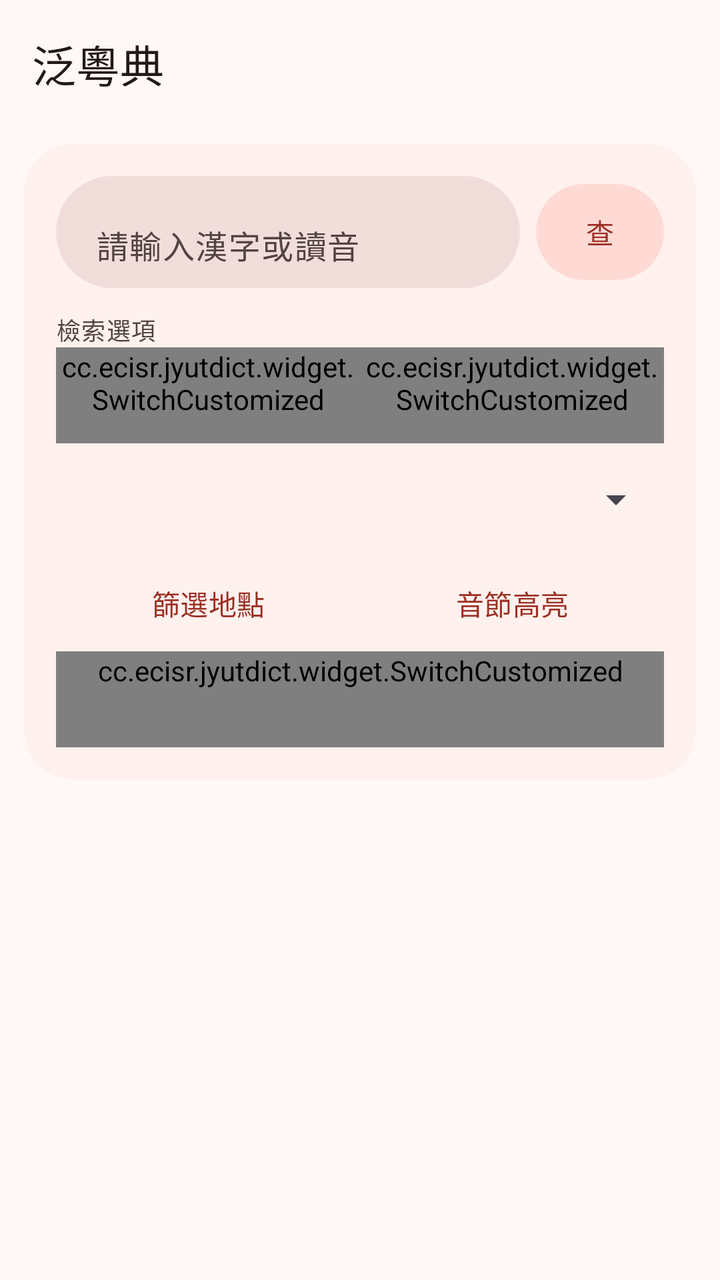
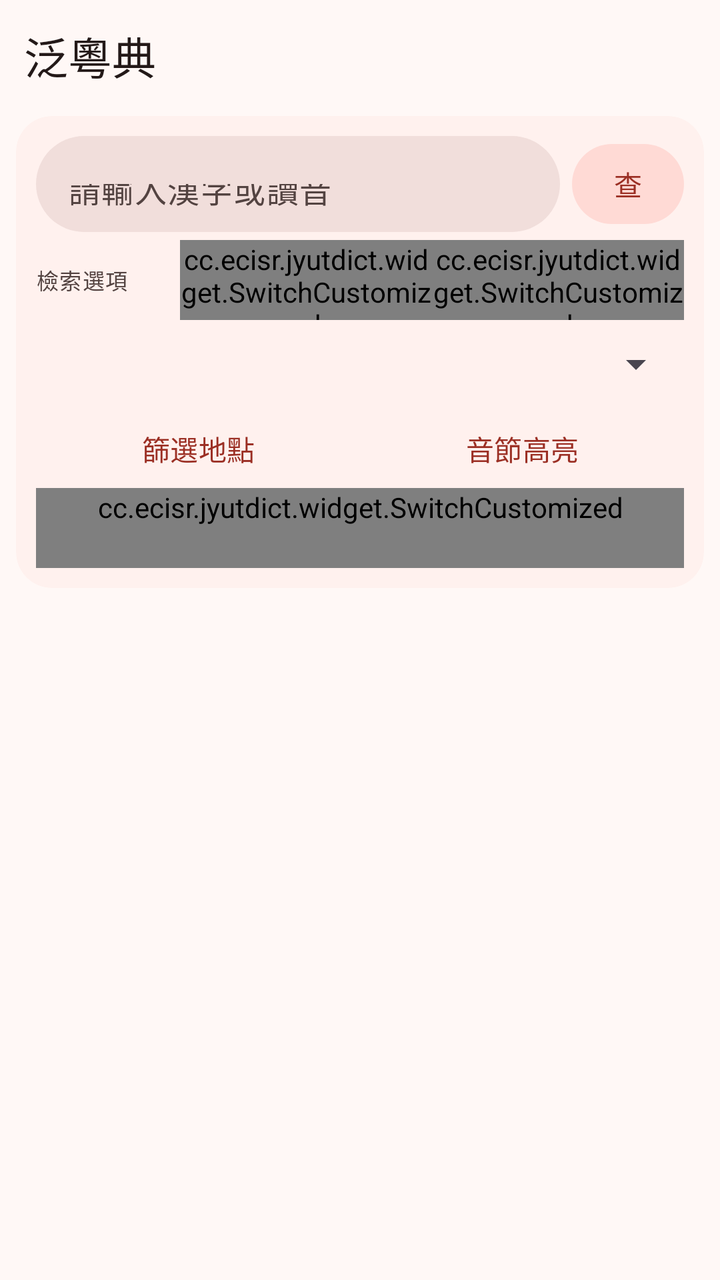

Compare the two renders of this Android layout. The source of the first and the diff that turns it into the second are given below.
<!-- AndroidManifest.xml: application theme AppTheme -->
<!-- res/layout/activity_main.xml -->
<?xml version="1.0" encoding="utf-8"?>
<LinearLayout xmlns:android="http://schemas.android.com/apk/res/android"
    xmlns:app="http://schemas.android.com/apk/res-auto"
    xmlns:tools="http://schemas.android.com/tools"
    android:id="@+id/whole_main_layout"
    android:layout_width="match_parent"
    android:layout_height="match_parent"
    android:fitsSystemWindows="true"
    android:orientation="vertical"
    tools:context=".MainActivity">

    <com.google.android.material.appbar.MaterialToolbar
        android:id="@+id/tool_bar"
        style="@style/Widget.Jyutdict.Toolbar"
        android:layout_width="match_parent"
        android:layout_height="@dimen/top_app_bar_height"
        app:title="@string/app_name" />

    <com.google.android.material.card.MaterialCardView
        android:id="@+id/query_layout"
        style="@style/Widget.Material3.CardView.Filled"
        android:layout_width="match_parent"
        android:layout_height="wrap_content"
        android:layout_marginStart="@dimen/space_md"
        android:layout_marginTop="@dimen/space_sm"
        android:layout_marginEnd="@dimen/space_md"
        android:layout_marginBottom="@dimen/space_sm"
        app:cardBackgroundColor="?attr/colorSurfaceContainerLow"
        app:cardCornerRadius="24dp"
        app:cardElevation="0dp">

        <LinearLayout
            android:layout_width="match_parent"
            android:layout_height="wrap_content"
            android:orientation="vertical"
            android:padding="@dimen/space_lg">

            <LinearLayout
                android:id="@+id/input_line"
                android:layout_width="match_parent"
                android:layout_height="56dp"
                android:gravity="center_vertical"
                android:orientation="horizontal">

                <com.google.android.material.textfield.TextInputLayout
                    style="@style/Widget.Jyutdict.SearchField"
                    android:layout_width="0dp"
                    android:layout_height="56dp"
                    android:layout_weight="1"
                    app:endIconContentDescription="@string/search_clear"
                    app:endIconMode="clear_text"
                    app:hintEnabled="false">

                    <com.google.android.material.textfield.TextInputEditText
                        android:id="@+id/edit_text_input"
                        android:layout_width="match_parent"
                        android:layout_height="match_parent"
                        android:hint="@string/search_tips"
                        android:imeActionLabel="@string/search_button"
                        android:imeOptions="actionSearch"
                        android:inputType="text"
                        android:maxLines="1"
                        android:paddingStart="20dp"
                        android:paddingEnd="4dp"
                        android:textAppearance="@style/TextAppearance.Material3.BodyLarge"
                        android:textColor="?attr/colorOnSurface"
                        android:textColorHint="?attr/colorOnSurfaceVariant" />

                </com.google.android.material.textfield.TextInputLayout>

                <com.google.android.material.button.MaterialButton
                    android:id="@+id/btn_query"
                    style="@style/Widget.Jyutdict.ActionButton"
                    android:layout_width="64dp"
                    android:layout_height="56dp"
                    android:layout_marginStart="@dimen/space_sm"
                    android:paddingHorizontal="0dp"
                    android:text="@string/search_button"
                    android:textColor="?attr/colorPrimary"
                    app:backgroundTint="?attr/colorPrimaryContainer"
                    app:cornerRadius="28dp" />

            </LinearLayout>

            <TextView
                android:layout_width="match_parent"
                android:layout_height="wrap_content"
                android:layout_marginTop="@dimen/space_md"
                android:text="@string/search_options_title"
                android:textAppearance="@style/TextAppearance.Material3.LabelMedium"
                android:textColor="?attr/colorOnSurfaceVariant" />

            <LinearLayout
                android:id="@+id/input_switch"
                android:layout_width="match_parent"
                android:layout_height="wrap_content"
                android:gravity="center_vertical"
                android:orientation="horizontal">

                <cc.ecisr.jyutdict.widget.SwitchCustomized
                    android:id="@+id/switch_select_sheet"
                    style="@style/Widget.Jyutdict.Switch"
                    android:layout_width="0dp"
                    android:layout_height="wrap_content"
                    android:layout_weight="1"
                    android:text="@string/search_common_sheet"
                    android:textColor="?attr/colorOnSurface" />

                <cc.ecisr.jyutdict.widget.SwitchCustomized
                    android:id="@+id/switch_reverse_search"
                    style="@style/Widget.Jyutdict.Switch"
                    android:layout_width="0dp"
                    android:layout_height="wrap_content"
                    android:layout_weight="1"
                    android:text="@string/search_reversal"
                    android:textColor="?attr/colorOnSurface" />

            </LinearLayout>

            <Spinner
                android:id="@+id/locate_spinner"
                android:layout_width="match_parent"
                android:layout_height="@dimen/touch_target"
                android:layout_marginTop="@dimen/space_xs"
                android:dropDownVerticalOffset="4dp"
                android:popupBackground="?attr/colorSurfaceContainerHigh"
                android:spinnerMode="dropdown" />

            <LinearLayout
                android:layout_width="match_parent"
                android:layout_height="wrap_content"
                android:layout_marginTop="@dimen/space_xs"
                android:gravity="center_vertical"
                android:orientation="horizontal">

                <com.google.android.material.button.MaterialButton
                    android:id="@+id/btn_filter_area"
                    style="@style/Widget.Jyutdict.TextButton"
                    android:layout_width="0dp"
                    android:layout_height="@dimen/touch_target"
                    android:layout_weight="1"
                    android:text="@string/search_filtering_area" />

                <com.google.android.material.button.MaterialButton
                    android:id="@+id/btn_filter_area_pron"
                    style="@style/Widget.Jyutdict.TextButton"
                    android:layout_width="0dp"
                    android:layout_height="@dimen/touch_target"
                    android:layout_weight="1"
                    android:text="@string/search_filtering_area_pron"
                    android:visibility="gone" />

                <com.google.android.material.button.MaterialButton
                    android:id="@+id/btn_coloring_jpp_partial"
                    style="@style/Widget.Jyutdict.TextButton"
                    android:layout_width="0dp"
                    android:layout_height="@dimen/touch_target"
                    android:layout_weight="1"
                    android:text="@string/search_coloring_jpp_partial" />

            </LinearLayout>

            <LinearLayout
                android:id="@+id/input_advanced_switch"
                android:layout_width="match_parent"
                android:layout_height="wrap_content"
                android:orientation="vertical">

                <cc.ecisr.jyutdict.widget.SwitchCustomized
                    android:id="@+id/switch_use_regex"
                    style="@style/Widget.Jyutdict.Switch"
                    android:layout_width="match_parent"
                    android:layout_height="wrap_content"
                    android:text="@string/search_enable_regex"
                    android:textColor="?attr/colorOnSurface" />

            </LinearLayout>

        </LinearLayout>

    </com.google.android.material.card.MaterialCardView>

    <LinearLayout
        android:id="@+id/header_loading_status"
        android:layout_width="match_parent"
        android:layout_height="wrap_content"
        android:background="?attr/colorSurfaceContainer"
        android:clickable="true"
        android:focusable="true"
        android:gravity="center_vertical"
        android:minHeight="40dp"
        android:orientation="horizontal"
        android:paddingStart="@dimen/content_horizontal_padding"
        android:paddingEnd="@dimen/content_horizontal_padding"
        android:visibility="gone">

        <com.google.android.material.progressindicator.CircularProgressIndicator
            android:id="@+id/header_loading_spinner"
            android:layout_width="18dp"
            android:layout_height="18dp"
            android:indeterminate="true"
            app:indicatorColor="?attr/colorPrimary"
            app:indicatorSize="18dp"
            app:trackThickness="2dp" />

        <TextView
            android:id="@+id/header_loading_text"
            android:layout_width="0dp"
            android:layout_height="wrap_content"
            android:layout_marginStart="@dimen/space_sm"
            android:layout_weight="1"
            android:ellipsize="end"
            android:maxLines="1"
            android:textAppearance="@style/TextAppearance.Material3.BodySmall"
            android:textColor="?attr/colorOnSurfaceVariant" />

    </LinearLayout>

    <com.google.android.material.progressindicator.LinearProgressIndicator
        android:id="@+id/loading_progress"
        android:layout_width="match_parent"
        android:layout_height="4dp"
        android:indeterminate="true"
        android:visibility="gone"
        app:indicatorColor="?attr/colorPrimary"
        app:trackColor="?attr/colorSurfaceContainerHighest"
        app:trackThickness="4dp" />

    <FrameLayout
        android:id="@+id/result_fragment"
        android:layout_width="match_parent"
        android:layout_height="0dp"
        android:layout_weight="1"
        android:background="?attr/colorSurface" />

</LinearLayout>
<!-- resources referenced by this layout -->
<resources>
  <dimen name="content_horizontal_padding">16dp</dimen>
  <dimen name="space_lg">16dp</dimen>
  <dimen name="space_md">12dp</dimen>
  <dimen name="space_sm">8dp</dimen>
  <dimen name="space_xs">4dp</dimen>
  <dimen name="top_app_bar_height">64dp</dimen>
  <dimen name="touch_target">48dp</dimen>
  <string name="app_name">泛粵典</string>
  <string name="search_button">查</string>
  <string name="search_clear">×</string>
  <string name="search_coloring_jpp_partial">音節高亮</string>
  <string name="search_common_sheet">通用字表</string>
  <string name="search_enable_regex">使用正則</string>
  <string name="search_filtering_area">篩選地點</string>
  <string name="search_filtering_area_pron">篩選查音地點</string>
  <string name="search_options_title">檢索選項</string>
  <string name="search_reversal">反查釋義</string>
  <string name="search_tips">請輸入漢字或讀音</string>
  <style name="Widget.Jyutdict.ActionButton" parent="Widget.Material3.Button.TonalButton">
          <item name="android:minHeight">48dp</item>
          <item name="android:minWidth">0dp</item>
          <item name="android:textAppearance">@style/TextAppearance.Material3.LabelLarge</item>
          <item name="android:textAllCaps">false</item>
      </style>
  <style name="Widget.Jyutdict.Switch" parent="Widget.Material3.CompoundButton.MaterialSwitch">
          <item name="android:minHeight">48dp</item>
          <item name="android:textAppearance">@style/TextAppearance.Material3.BodyMedium</item>
      </style>
  <style name="Widget.Jyutdict.TextButton" parent="Widget.Material3.Button.TextButton">
          <item name="android:minHeight">48dp</item>
          <item name="android:minWidth">0dp</item>
          <item name="android:textAppearance">@style/TextAppearance.Material3.LabelLarge</item>
          <item name="android:textAllCaps">false</item>
      </style>
  <style name="Widget.Jyutdict.Toolbar" parent="Widget.Material3.Toolbar.Surface">
          <item name="android:minHeight">64dp</item>
          <item name="android:background">?attr/colorSurface</item>
          <item name="titleTextColor">?attr/colorOnSurface</item>
          <item name="subtitleTextColor">?attr/colorOnSurfaceVariant</item>
          <item name="navigationIconTint">?attr/colorOnSurfaceVariant</item>
          <item name="titleTextAppearance">@style/TextAppearance.Material3.TitleLarge</item>
          <item name="contentInsetStart">16dp</item>
          <item name="contentInsetEnd">8dp</item>
          <item name="contentInsetStartWithNavigation">8dp</item>
      </style>
  <color name="md_theme_light_primary">#9B2F24</color>
  <color name="md_theme_light_onPrimary">#FFFFFF</color>
  <color name="md_theme_light_primaryContainer">#FFDAD5</color>
  <color name="md_theme_light_onPrimaryContainer">#3F0502</color>
  <color name="md_theme_light_secondary">#775651</color>
  <color name="md_theme_light_onSecondary">#FFFFFF</color>
  <color name="md_theme_light_secondaryContainer">#FFDAD5</color>
  <color name="md_theme_light_tertiary">#705C2E</color>
  <color name="md_theme_light_onTertiary">#FFFFFF</color>
  <color name="md_theme_light_tertiaryContainer">#FBDFA6</color>
  <color name="md_theme_light_error">#BA1A1A</color>
  <color name="md_theme_light_onError">#FFFFFF</color>
  <color name="md_theme_light_errorContainer">#FFDAD6</color>
  <color name="md_theme_light_onErrorContainer">#410002</color>
  <color name="md_theme_light_background">#FFF8F6</color>
  <color name="md_theme_light_onBackground">#231918</color>
  <color name="md_theme_light_surface">#FFF8F6</color>
  <color name="md_theme_light_onSurface">#231918</color>
  <color name="md_theme_light_surfaceVariant">#F5DDDA</color>
  <color name="md_theme_light_onSurfaceVariant">#534341</color>
  <color name="md_theme_light_outline">#857370</color>
  <color name="md_theme_light_outlineVariant">#D8C2BE</color>
  <color name="md_theme_light_surfaceContainerLow">#FFF1EE</color>
  <color name="md_theme_light_surfaceContainer">#FCEAE7</color>
  <!-- unchanged entries left out for length: 10 -->
</resources>

<!-- the commit's change to res/layout/activity_main.xml (unified diff, before → after) -->
@@ -21,31 +21,31 @@
         style="@style/Widget.Material3.CardView.Filled"
         android:layout_width="match_parent"
         android:layout_height="wrap_content"
-        android:layout_marginStart="@dimen/space_md"
-        android:layout_marginTop="@dimen/space_sm"
-        android:layout_marginEnd="@dimen/space_md"
-        android:layout_marginBottom="@dimen/space_sm"
+        android:layout_marginStart="@dimen/space_sm"
+        android:layout_marginTop="2dp"
+        android:layout_marginEnd="@dimen/space_sm"
+        android:layout_marginBottom="@dimen/space_xs"
         app:cardBackgroundColor="?attr/colorSurfaceContainerLow"
-        app:cardCornerRadius="24dp"
+        app:cardCornerRadius="18dp"
         app:cardElevation="0dp">
 
         <LinearLayout
             android:layout_width="match_parent"
             android:layout_height="wrap_content"
             android:orientation="vertical"
-            android:padding="@dimen/space_lg">
+            android:padding="10dp">
 
             <LinearLayout
                 android:id="@+id/input_line"
                 android:layout_width="match_parent"
-                android:layout_height="56dp"
+                android:layout_height="48dp"
                 android:gravity="center_vertical"
                 android:orientation="horizontal">
 
                 <com.google.android.material.textfield.TextInputLayout
                     style="@style/Widget.Jyutdict.SearchField"
                     android:layout_width="0dp"
-                    android:layout_height="56dp"
+                    android:layout_height="48dp"
                     android:layout_weight="1"
                     app:endIconContentDescription="@string/search_clear"
                     app:endIconMode="clear_text"
@@ -60,7 +60,7 @@
                         android:imeOptions="actionSearch"
                         android:inputType="text"
                         android:maxLines="1"
-                        android:paddingStart="20dp"
+                        android:paddingStart="16dp"
                         android:paddingEnd="4dp"
                         android:textAppearance="@style/TextAppearance.Material3.BodyLarge"
                         android:textColor="?attr/colorOnSurface"
@@ -71,37 +71,38 @@
                 <com.google.android.material.button.MaterialButton
                     android:id="@+id/btn_query"
                     style="@style/Widget.Jyutdict.ActionButton"
-                    android:layout_width="64dp"
-                    android:layout_height="56dp"
-                    android:layout_marginStart="@dimen/space_sm"
+                    android:layout_width="56dp"
+                    android:layout_height="48dp"
+                    android:layout_marginStart="6dp"
                     android:paddingHorizontal="0dp"
                     android:text="@string/search_button"
                     android:textColor="?attr/colorPrimary"
                     app:backgroundTint="?attr/colorPrimaryContainer"
-                    app:cornerRadius="28dp" />
-
-            </LinearLayout>
-
-            <TextView
-                android:layout_width="match_parent"
-                android:layout_height="wrap_content"
-                android:layout_marginTop="@dimen/space_md"
-                android:text="@string/search_options_title"
-                android:textAppearance="@style/TextAppearance.Material3.LabelMedium"
-                android:textColor="?attr/colorOnSurfaceVariant" />
+                    app:cornerRadius="24dp" />
+
+            </LinearLayout>
 
             <LinearLayout
                 android:id="@+id/input_switch"
                 android:layout_width="match_parent"
-                android:layout_height="wrap_content"
+                android:layout_height="@dimen/compact_touch_target"
+                android:layout_marginTop="@dimen/space_xs"
                 android:gravity="center_vertical"
                 android:orientation="horizontal">
+
+                <TextView
+                    android:layout_width="72dp"
+                    android:layout_height="match_parent"
+                    android:gravity="center_vertical"
+                    android:text="@string/search_options_title"
+                    android:textAppearance="@style/TextAppearance.Material3.LabelSmall"
+                    android:textColor="?attr/colorOnSurfaceVariant" />
 
                 <cc.ecisr.jyutdict.widget.SwitchCustomized
                     android:id="@+id/switch_select_sheet"
                     style="@style/Widget.Jyutdict.Switch"
                     android:layout_width="0dp"
-                    android:layout_height="wrap_content"
+                    android:layout_height="match_parent"
                     android:layout_weight="1"
                     android:text="@string/search_common_sheet"
                     android:textColor="?attr/colorOnSurface" />
@@ -110,7 +111,7 @@
                     android:id="@+id/switch_reverse_search"
                     style="@style/Widget.Jyutdict.Switch"
                     android:layout_width="0dp"
-                    android:layout_height="wrap_content"
+                    android:layout_height="match_parent"
                     android:layout_weight="1"
                     android:text="@string/search_reversal"
                     android:textColor="?attr/colorOnSurface" />
@@ -120,8 +121,8 @@
             <Spinner
                 android:id="@+id/locate_spinner"
                 android:layout_width="match_parent"
-                android:layout_height="@dimen/touch_target"
-                android:layout_marginTop="@dimen/space_xs"
+                android:layout_height="@dimen/compact_touch_target"
+                android:layout_marginTop="2dp"
                 android:dropDownVerticalOffset="4dp"
                 android:popupBackground="?attr/colorSurfaceContainerHigh"
                 android:spinnerMode="dropdown" />
@@ -129,7 +130,7 @@
             <LinearLayout
                 android:layout_width="match_parent"
                 android:layout_height="wrap_content"
-                android:layout_marginTop="@dimen/space_xs"
+                android:layout_marginTop="2dp"
                 android:gravity="center_vertical"
                 android:orientation="horizontal">
 
@@ -137,7 +138,7 @@
                     android:id="@+id/btn_filter_area"
                     style="@style/Widget.Jyutdict.TextButton"
                     android:layout_width="0dp"
-                    android:layout_height="@dimen/touch_target"
+                    android:layout_height="@dimen/compact_touch_target"
                     android:layout_weight="1"
                     android:text="@string/search_filtering_area" />
 
@@ -145,7 +146,7 @@
                     android:id="@+id/btn_filter_area_pron"
                     style="@style/Widget.Jyutdict.TextButton"
                     android:layout_width="0dp"
-                    android:layout_height="@dimen/touch_target"
+                    android:layout_height="@dimen/compact_touch_target"
                     android:layout_weight="1"
                     android:text="@string/search_filtering_area_pron"
                     android:visibility="gone" />
@@ -154,7 +155,7 @@
                     android:id="@+id/btn_coloring_jpp_partial"
                     style="@style/Widget.Jyutdict.TextButton"
                     android:layout_width="0dp"
-                    android:layout_height="@dimen/touch_target"
+                    android:layout_height="@dimen/compact_touch_target"
                     android:layout_weight="1"
                     android:text="@string/search_coloring_jpp_partial" />
 
@@ -188,7 +189,7 @@
         android:clickable="true"
         android:focusable="true"
         android:gravity="center_vertical"
-        android:minHeight="40dp"
+        android:minHeight="32dp"
         android:orientation="horizontal"
         android:paddingStart="@dimen/content_horizontal_padding"
         android:paddingEnd="@dimen/content_horizontal_padding"
@@ -196,11 +197,11 @@
 
         <com.google.android.material.progressindicator.CircularProgressIndicator
             android:id="@+id/header_loading_spinner"
-            android:layout_width="18dp"
-            android:layout_height="18dp"
+            android:layout_width="16dp"
+            android:layout_height="16dp"
             android:indeterminate="true"
             app:indicatorColor="?attr/colorPrimary"
-            app:indicatorSize="18dp"
+            app:indicatorSize="16dp"
             app:trackThickness="2dp" />
 
         <TextView
<!-- resource entries referenced after the edit -->
@@ -1,12 +1,10 @@
 <!-- resources referenced by this layout -->
 <resources>
+  <dimen name="compact_touch_target">40dp</dimen>
   <dimen name="content_horizontal_padding">16dp</dimen>
-  <dimen name="space_lg">16dp</dimen>
-  <dimen name="space_md">12dp</dimen>
   <dimen name="space_sm">8dp</dimen>
   <dimen name="space_xs">4dp</dimen>
-  <dimen name="top_app_bar_height">64dp</dimen>
-  <dimen name="touch_target">48dp</dimen>
+  <dimen name="top_app_bar_height">56dp</dimen>
   <string name="app_name">泛粵典</string>
   <string name="search_button">查</string>
   <string name="search_clear">×</string>
@@ -19,30 +17,31 @@
   <string name="search_reversal">反查釋義</string>
   <string name="search_tips">請輸入漢字或讀音</string>
   <style name="Widget.Jyutdict.ActionButton" parent="Widget.Material3.Button.TonalButton">
-          <item name="android:minHeight">48dp</item>
+          <item name="android:minHeight">40dp</item>
           <item name="android:minWidth">0dp</item>
           <item name="android:textAppearance">@style/TextAppearance.Material3.LabelLarge</item>
           <item name="android:textAllCaps">false</item>
       </style>
   <style name="Widget.Jyutdict.Switch" parent="Widget.Material3.CompoundButton.MaterialSwitch">
-          <item name="android:minHeight">48dp</item>
-          <item name="android:textAppearance">@style/TextAppearance.Material3.BodyMedium</item>
+          <item name="android:minHeight">40dp</item>
+          <item name="android:textAppearance">@style/TextAppearance.Material3.BodySmall</item>
       </style>
   <style name="Widget.Jyutdict.TextButton" parent="Widget.Material3.Button.TextButton">
-          <item name="android:minHeight">48dp</item>
+          <item name="android:minHeight">40dp</item>
           <item name="android:minWidth">0dp</item>
           <item name="android:textAppearance">@style/TextAppearance.Material3.LabelLarge</item>
           <item name="android:textAllCaps">false</item>
       </style>
   <style name="Widget.Jyutdict.Toolbar" parent="Widget.Material3.Toolbar.Surface">
-          <item name="android:minHeight">64dp</item>
+          <item name="android:minHeight">56dp</item>
           <item name="android:background">?attr/colorSurface</item>
           <item name="titleTextColor">?attr/colorOnSurface</item>
           <item name="subtitleTextColor">?attr/colorOnSurfaceVariant</item>
           <item name="navigationIconTint">?attr/colorOnSurfaceVariant</item>
           <item name="titleTextAppearance">@style/TextAppearance.Material3.TitleLarge</item>
-          <item name="contentInsetStart">16dp</item>
-          <item name="contentInsetEnd">8dp</item>
+          <item name="subtitleTextAppearance">@style/TextAppearance.Material3.BodySmall</item>
+          <item name="contentInsetStart">12dp</item>
+          <item name="contentInsetEnd">4dp</item>
           <item name="contentInsetStartWithNavigation">8dp</item>
       </style>
   <color name="md_theme_light_primary">#9B2F24</color>
